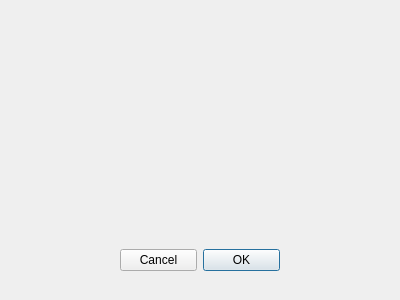
Old version of the form Qt/Main.ui in the repository Self-development-J/StockAdvisorSystem.
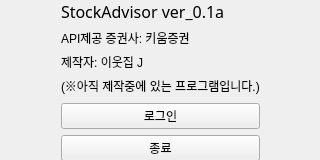
New version of the form.

```diff
--- a/Qt/Main.ui
+++ b/Qt/Main.ui
@@ -1,50 +1,120 @@
 <?xml version="1.0" encoding="UTF-8"?>
 <ui version="4.0">
- <class>Dialog</class>
- <widget class="QDialog" name="Dialog">
+ <class>loginFrame</class>
+ <widget class="QWidget" name="loginFrame">
   <property name="geometry">
    <rect>
     <x>0</x>
     <y>0</y>
-    <width>400</width>
-    <height>300</height>
+    <width>320</width>
+    <height>160</height>
    </rect>
   </property>
   <property name="windowTitle">
    <string>Dialog</string>
   </property>
-  <widget class="QDialogButtonBox" name="buttonBox">
-   <property name="enabled">
-    <bool>true</bool>
-   </property>
-   <property name="geometry">
-    <rect>
-     <x>120</x>
-     <y>230</y>
-     <width>160</width>
-     <height>60</height>
-    </rect>
-   </property>
-   <property name="layoutDirection">
-    <enum>Qt::RightToLeft</enum>
-   </property>
-   <property name="orientation">
-    <enum>Qt::Horizontal</enum>
-   </property>
-   <property name="standardButtons">
-    <set>QDialogButtonBox::Cancel|QDialogButtonBox::Ok</set>
-   </property>
-  </widget>
-  <widget class="QWidget" name="verticalLayoutWidget">
+  <widget class="QWidget" name="horizontalLayoutWidget">
    <property name="geometry">
     <rect>
      <x>0</x>
      <y>0</y>
-     <width>401</width>
-     <height>231</height>
+     <width>321</width>
+     <height>161</height>
     </rect>
    </property>
-   <layout class="QVBoxLayout" name="verticalLayout"/>
+   <layout class="QHBoxLayout" name="horizontalLayout">
+    <item>
+     <spacer name="horizontalSpacer_2">
+      <property name="orientation">
+       <enum>Qt::Horizontal</enum>
+      </property>
+      <property name="sizeHint" stdset="0">
+       <size>
+        <width>40</width>
+        <height>20</height>
+       </size>
+      </property>
+     </spacer>
+    </item>
+    <item>
+     <layout class="QVBoxLayout" name="verticalLayout">
+      <item>
+       <widget class="QLabel" name="Title">
+        <property name="font">
+         <font>
+          <family>휴먼둥근헤드라인</family>
+          <pointsize>12</pointsize>
+         </font>
+        </property>
+        <property name="text">
+         <string>StockAdvisor ver_0.1a</string>
+        </property>
+       </widget>
+      </item>
+      <item>
+       <widget class="QLabel" name="lab1">
+        <property name="text">
+         <string>API제공 증권사: 키움증권</string>
+        </property>
+       </widget>
+      </item>
+      <item>
+       <widget class="QLabel" name="lab2">
+        <property name="text">
+         <string>제작자: 이웃집 J</string>
+        </property>
+       </widget>
+      </item>
+      <item>
+       <widget class="QLabel" name="lab3">
+        <property name="text">
+         <string>(※아직 제작중에 있는 프로그램입니다.)</string>
+        </property>
+       </widget>
+      </item>
+      <item>
+       <spacer name="verticalSpacer">
+        <property name="orientation">
+         <enum>Qt::Vertical</enum>
+        </property>
+        <property name="sizeHint" stdset="0">
+         <size>
+          <width>20</width>
+          <height>40</height>
+         </size>
+        </property>
+       </spacer>
+      </item>
+      <item>
+       <widget class="QPushButton" name="loginBtn">
+        <property name="text">
+         <string>로그인</string>
+        </property>
+       </widget>
+      </item>
+      <item>
+       <widget class="QPushButton" name="exitBtn">
+        <property name="text">
+         <string>종료</string>
+        </property>
+       </widget>
+      </item>
+     </layout>
+    </item>
+    <item>
+     <spacer name="horizontalSpacer">
+      <property name="orientation">
+       <enum>Qt::Horizontal</enum>
+      </property>
+      <property name="sizeHint" stdset="0">
+       <size>
+        <width>40</width>
+        <height>20</height>
+       </size>
+      </property>
+     </spacer>
+    </item>
+   </layout>
   </widget>
  </widget>
  <resources>
```
Left out of the diff: 41 changed lines with no effect on the pictures.
